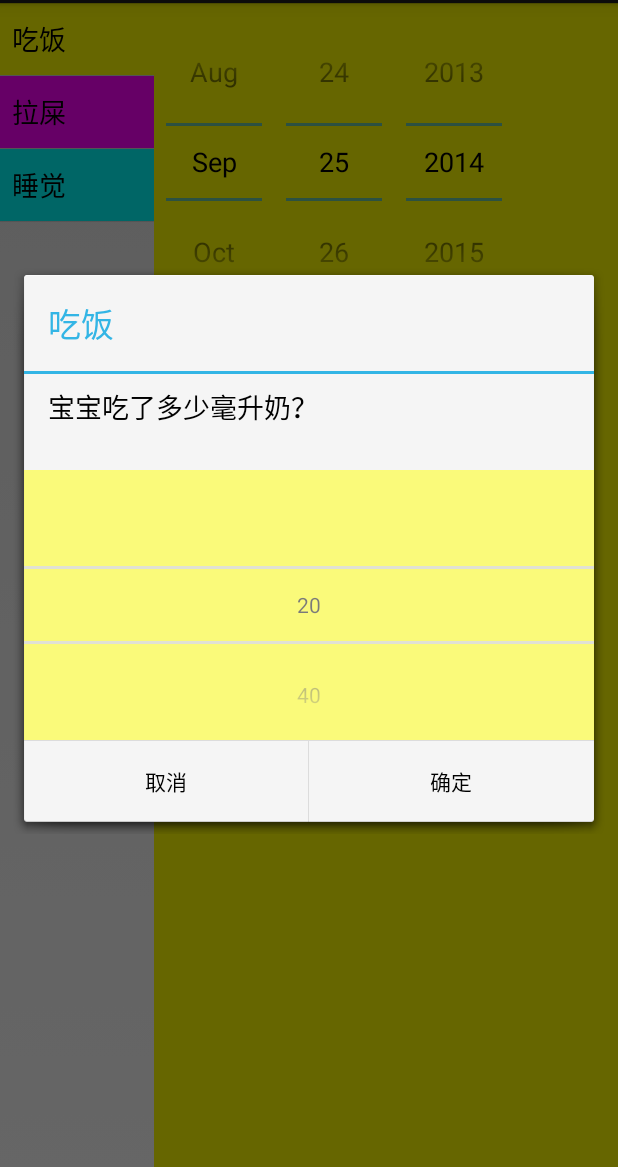
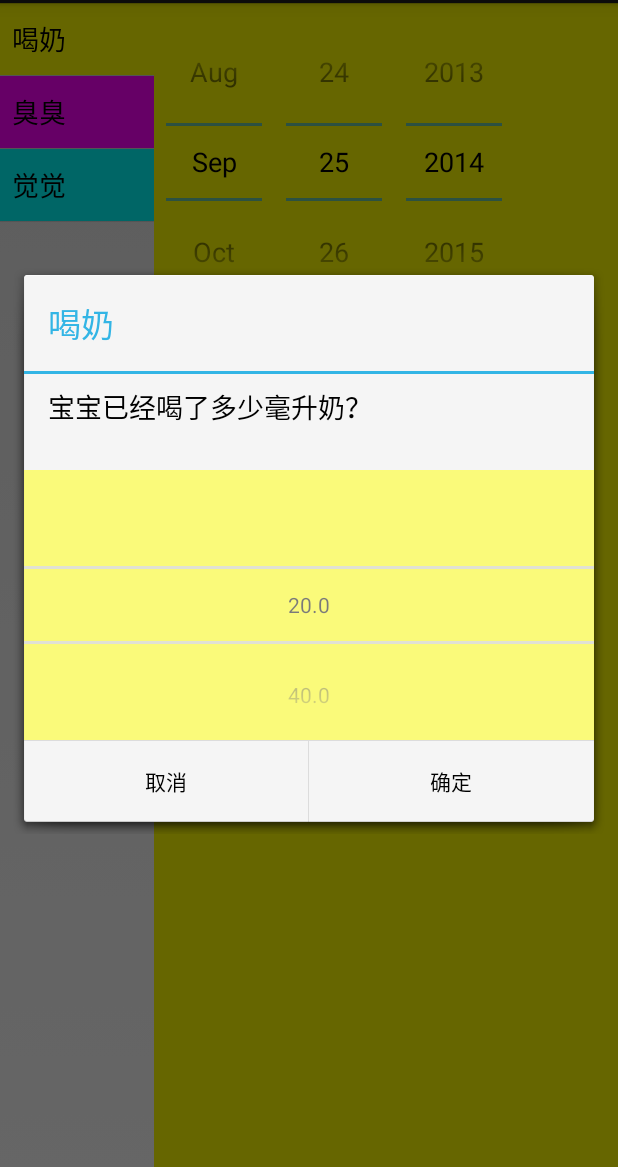
Before and after one commit to carlstandFork/BabySchedule, an Android app: the screen it shows after launch (MainActivity), after a tap on "Next", on a phone screen of 412 x 824 dp, the part 69-1236 px from its top. Run offline under Robolectric (Android 15) with nearby library versions, the phone set to English and light mode, and no system bars.

Commit message:
Version 2.0 started

```diff
--- a/app/build.gradle
+++ b/app/build.gradle
@@ -8,8 +8,8 @@ android {
         applicationId "com.ezikche.babyschedule"
         minSdkVersion 15
         targetSdkVersion 20
-        versionCode 1
-        versionName "1.0"
+        versionCode 2
+        versionName "2.0"
     }
     buildTypes {
         release {
--- a/app/src/main/res/values/strings.xml
+++ b/app/src/main/res/values/strings.xml
@@ -1,15 +1,15 @@
 <?xml version="1.0" encoding="utf-8"?>
 <resources>
     <string-array name="actions">
-        <item>吃饭</item>
-        <item>拉屎</item>
-        <item>睡觉</item>
+        <item>喝奶</item>
+        <item>臭臭</item>
+        <item>觉觉</item>
     </string-array>
 
     <string-array name="dialogMsg">
-        <item>宝宝吃了多少毫升奶？</item>
-        <item>宝宝拉了几次屎？</item>
-        <item>宝宝睡了几分钟？</item>
+        <item>宝宝已经喝了多少毫升奶？</item>
+        <item>宝宝已经拉了几次臭臭？</item>
+        <item>宝宝已经睡了几小时觉觉？</item>
     </string-array>
 
     <string-array name="fileName">
```
Also changed, not shown: app/src/main/java/com/ezikche/babyschedule/MainActivity.java (+5 -5 lines), 1 other file.
